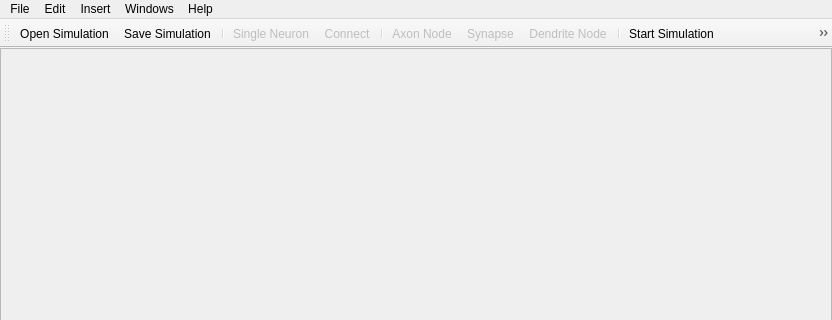
The window that NeuroEdit/mainwindow.ui (lucksus/neuro_edit) describes before a commit, drawn with Qt 5; both pictures show x 0 to 832 and y 0 to 320 of the 832 by 599 pixel window.
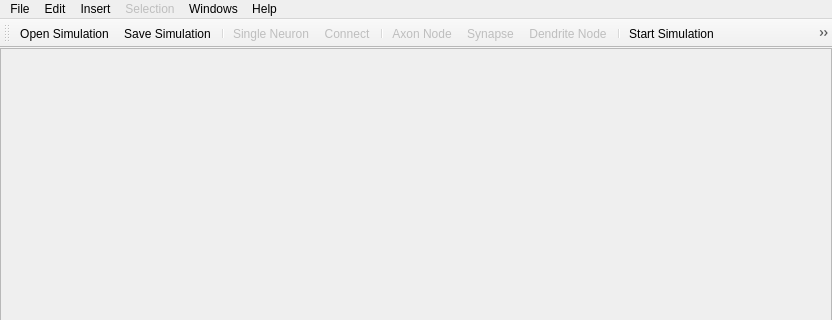
The same window after the commit. Icons and pictures are not drawn.

Commit message: Menu Selection with "Add to Group" sub menu added.

Patch:
```diff
--- a/NeuroEdit/mainwindow.ui
+++ b/NeuroEdit/mainwindow.ui
@@ -98,9 +98,24 @@
     </property>
     <addaction name="actionAbout"/>
    </widget>
+   <widget class="QMenu" name="menuSelection">
+    <property name="enabled">
+     <bool>false</bool>
+    </property>
+    <property name="title">
+     <string>Selection</string>
+    </property>
+    <widget class="QMenu" name="menuAdd_to_Group">
+     <property name="title">
+      <string>Add to Group</string>
+     </property>
+    </widget>
+    <addaction name="menuAdd_to_Group"/>
+   </widget>
    <addaction name="menuFile"/>
    <addaction name="menuEdit"/>
    <addaction name="menuInsert"/>
+   <addaction name="menuSelection"/>
    <addaction name="menuWindows"/>
    <addaction name="menuHelp"/>
   </widget>
```
The commit also changes 4 other files.
